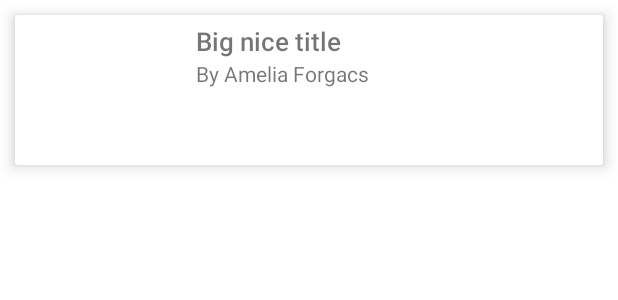
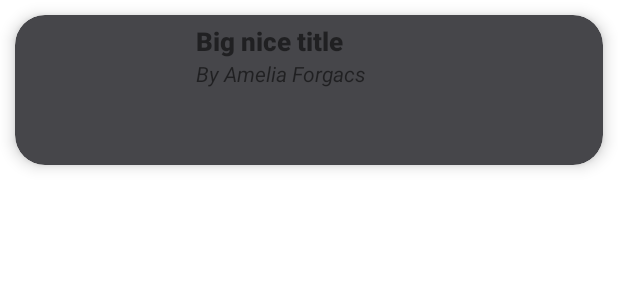
Before and after one commit to Ami13F/BooksAR, an Android app: the layout book_list.xml on its own in the app's theme, with its tools: preview values and no code run, on a phone screen of 412 x 824 dp. Shown: the top 300 px of the screen. Run offline under Robolectric (Android 15) with nearby library versions, the light colour scheme and no system bars.

Commit message:
[imp] Use Floating button menu
- also change colors a bit

```diff
--- a/app/build.gradle
+++ b/app/build.gradle
@@ -43,6 +43,8 @@ android {
 }
 
 dependencies {
+    implementation 'com.github.clans:fab:1.6.4'
+
     implementation 'com.google.gms:google-services:4.3.10'
     // Firebase
     implementation 'com.google.firebase:firebase-database:20.0.4'
--- a/app/src/main/java/com/example/booksar/MainActivity.kt
+++ b/app/src/main/java/com/example/booksar/MainActivity.kt
@@ -7,7 +7,7 @@ import com.example.booksar.core.BookArService
 import com.example.booksar.core.BooksArFragment
 import com.example.booksar.core.FirebaseService
 import com.example.booksar.models.Book
-import com.google.android.material.floatingactionbutton.FloatingActionButton
+import com.github.clans.fab.FloatingActionButton
 import com.google.firebase.FirebaseApp
 
 
--- a/app/src/main/java/com/example/booksar/web/GoodReadsBook.kt
+++ b/app/src/main/java/com/example/booksar/web/GoodReadsBook.kt
@@ -3,8 +3,6 @@ package com.example.booksar.web
 class GoodReadsBook(var title: String="", var authors: String = "", var cover: String=""){
 
     override fun toString(): String {
-        var authorsTemp = ""
-//        authors.forEach { authorsTemp+= "$it, " }
         return "Title: $title \n Author: $authors \n Cover: $cover"
     }
 }
--- a/app/src/main/res/layout/activity_search.xml
+++ b/app/src/main/res/layout/activity_search.xml
@@ -4,8 +4,7 @@
     xmlns:tools="http://schemas.android.com/tools"
     android:layout_width="match_parent"
     android:layout_height="match_parent"
-    android:background="@color/colorPrimary"
-    android:layout_marginTop="20dp"
+    android:background="#185797"
     tools:context=".SearchActivity">
 
     <com.mancj.materialsearchbar.MaterialSearchBar
--- a/app/src/main/res/layout/book_list.xml
+++ b/app/src/main/res/layout/book_list.xml
@@ -1,11 +1,13 @@
 <?xml version="1.0" encoding="utf-8"?>
-<androidx.cardview.widget.CardView
-    xmlns:android="http://schemas.android.com/apk/res/android"
+<androidx.cardview.widget.CardView xmlns:android="http://schemas.android.com/apk/res/android"
     xmlns:app="http://schemas.android.com/apk/res-auto"
+    xmlns:card_view="http://schemas.android.com/apk/res-auto"
     android:layout_width="match_parent"
     android:layout_height="100dp"
     android:layout_margin="10dp"
-    app:cardElevation="6dp">
+    app:cardBackgroundColor="#46464A"
+    app:cardElevation="6dp"
+    card_view:cardCornerRadius="20dp">
 
     <RelativeLayout
         android:layout_width="match_parent"
@@ -22,21 +24,23 @@
 
         <TextView
             android:id="@+id/title"
-        android:text="Big nice title"
             android:layout_width="match_parent"
             android:layout_height="wrap_content"
             android:layout_toEndOf="@id/cover"
             android:fontFamily="sans-serif-medium"
-        android:textSize="17dp" />
+            android:text="Big nice title"
+            android:textSize="17dp"
+            android:textStyle="bold" />
 
         <TextView
             android:id="@+id/author"
-        android:text="By Amelia Forgacs"
             android:layout_width="match_parent"
             android:layout_height="wrap_content"
             android:layout_below="@id/title"
             android:layout_toEndOf="@id/cover"
-        android:textSize="14dp" />
+            android:text="By Amelia Forgacs"
+            android:textSize="14dp"
+            android:textStyle="italic" />
 
 
     </RelativeLayout>
--- a/app/src/main/res/values-night/themes.xml
+++ b/app/src/main/res/values-night/themes.xml
@@ -2,8 +2,8 @@
     <!-- Base application theme. -->
     <style name="Theme.BooksAR" parent="Theme.MaterialComponents.DayNight.DarkActionBar">
         <!-- Primary brand color. -->
-        <item name="colorPrimary">@color/purple_200</item>
-        <item name="colorPrimaryVariant">@color/purple_700</item>
+        <item name="colorPrimary">@color/colorPrimary</item>
+        <item name="colorPrimaryVariant">@color/colorAccent</item>
         <item name="colorOnPrimary">@color/black</item>
         <!-- Secondary brand color. -->
         <item name="colorSecondary">@color/teal_200</item>
--- a/app/src/main/res/values/colors.xml
+++ b/app/src/main/res/values/colors.xml
@@ -1,14 +1,11 @@
 <?xml version="1.0" encoding="utf-8"?>
 <resources>
-    <color name="purple_200">#FFBB86FC</color>
-    <color name="purple_500">#FF6200EE</color>
-    <color name="purple_700">#FF3700B3</color>
     <color name="teal_200">#FF03DAC5</color>
     <color name="teal_700">#FF018786</color>
     <color name="black">#FF000000</color>
     <color name="white">#FFFFFFFF</color>
 
-    <color name="colorPrimary">#3F51B5</color>
-    <color name="colorPrimaryDark">#303F9F</color>
-    <color name="colorAccent">#FF4081</color>
+    <color name="colorPrimary">#185797</color>
+    <color name="colorPrimaryDark">#185797</color>
+    <color name="colorAccent">#185797</color>
 </resources>
--- a/app/src/main/res/values/themes.xml
+++ b/app/src/main/res/values/themes.xml
@@ -2,8 +2,8 @@
     <!-- Base application theme. -->
     <style name="Theme.BooksAR" parent="Theme.MaterialComponents.DayNight.DarkActionBar">
         <!-- Primary brand color. -->
-        <item name="colorPrimary">@color/purple_500</item>
-        <item name="colorPrimaryVariant">@color/purple_700</item>
+        <item name="colorPrimary">@color/colorPrimary</item>
+        <item name="colorPrimaryVariant">@color/colorPrimary</item>
         <item name="colorOnPrimary">@color/white</item>
         <!-- Secondary brand color. -->
         <item name="colorSecondary">@color/teal_200</item>
```
Also changed, not shown: app/src/main/res/layout/activity_main.xml (+24 -6 lines). Lines whose indentation alone changed are shown as unchanged.
